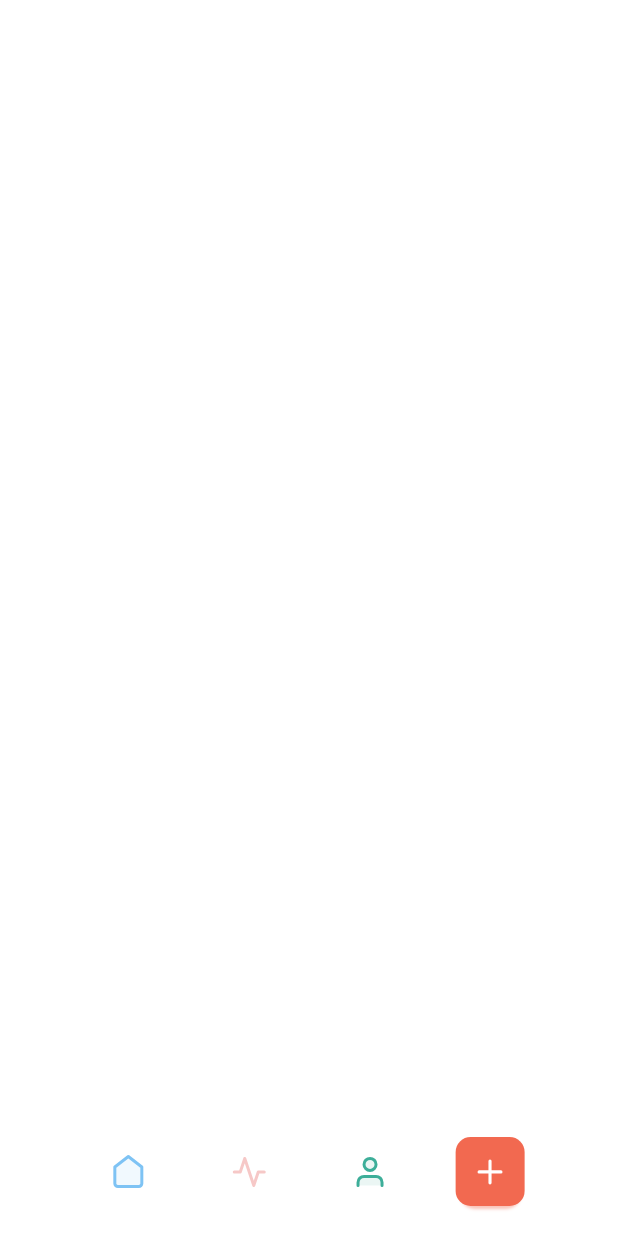
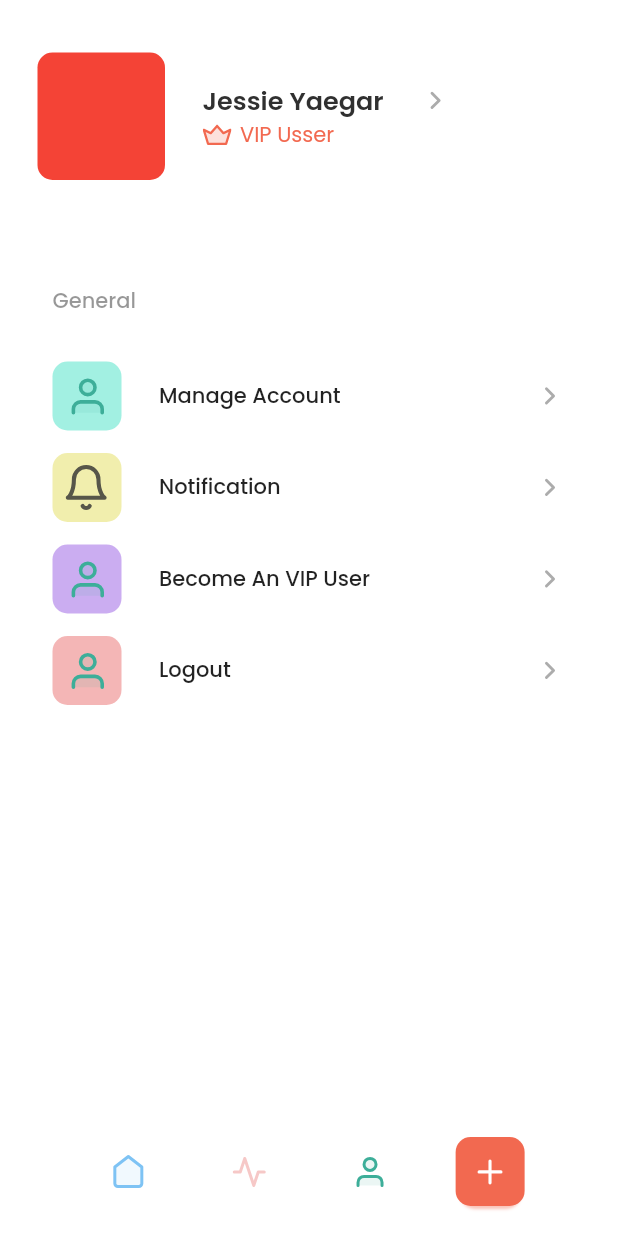
Before and after one commit to ifuncoding/tasky, a Flutter app: the screen it shows after launch, item 3 of the bottom bar chosen, on a phone screen of 412 x 824 dp. Run offline on Flutter 3.47's test engine with Material 2 defaults, Android fonts, the phone set to English and light mode, and no system bars; our stand-ins replace flutter_svg, get.

Commit message:
profile screen

```diff
--- a/lib/app/nav_screen.dart
+++ b/lib/app/nav_screen.dart
@@ -3,6 +3,7 @@ import 'package:flutter_svg/flutter_svg.dart';
 import 'package:tasky/views/styles/palette.dart';
 import 'package:tasky/views/ui/activity/activity_screen.dart';
 import 'package:tasky/views/ui/home/home_screen.dart';
+import 'package:tasky/views/ui/user/profile_screen.dart';
 
 class NavScreen extends StatefulWidget {
   @override
@@ -14,7 +15,7 @@ class _NavScreenState extends State<NavScreen> {
   final List<Widget> _screens = [
     HomeScreen(),
     ActivityScreen(),
-    Container(),
+    ProfileScreen(),
     Container(),
   ];
 
--- a/lib/views/ui/activity/activity_screen.dart
+++ b/lib/views/ui/activity/activity_screen.dart
@@ -1,10 +1,41 @@
 import 'package:flutter/material.dart';
+import 'package:flutter_svg/flutter_svg.dart';
+import 'package:provider/provider.dart';
+import 'package:tasky/app/zoom_scaffold.dart';
+import 'package:tasky/views/styles/palette.dart';
 
 class ActivityScreen extends StatelessWidget {
   @override
   Widget build(BuildContext context) {
     return Scaffold(
-
+      appBar: AppBar(
+        automaticallyImplyLeading: false,
+        elevation: 0.0,
+        title: Row(
+          children: [
+            GestureDetector(
+              onTap: () {
+                Provider.of<MenuController>(context, listen: true).toggle();
+              },
+              child: SvgPicture.asset(
+                'assets/icons/menu.svg',
+              ),
+            ),
+            Spacer(),
+            Container(
+              width: 46,
+              height: 46,
+              decoration: BoxDecoration(
+                color: Palette.bg_gray_100,
+                borderRadius: BorderRadius.circular(10.0),
+              ),
+              padding: EdgeInsets.all(12.0),
+              child: SvgPicture.asset('assets/icons/filter.svg'),
+            ),
+          ],
+        ),
+      ),
+      body: Container(),
     );
   }
 }
--- /dev/null
+++ b/lib/views/ui/user/profile_screen.dart
@@ -0,0 +1,166 @@
+import 'package:flutter/material.dart';
+import 'package:flutter_svg/flutter_svg.dart';
+import 'package:tasky/views/styles/palette.dart';
+import 'package:tasky/views/widgets/custom_text.dart';
+
+class ProfileScreen extends StatelessWidget {
+  @override
+  Widget build(BuildContext context) {
+    return Scaffold(
+      body: SafeArea(
+        child: Container(
+          child: SingleChildScrollView(
+            child: Container(
+              child: Column(
+                crossAxisAlignment: CrossAxisAlignment.stretch,
+                children: [
+                  Container(
+                    padding: EdgeInsets.symmetric(horizontal: 25, vertical: 35),
+                    child: Row(
+                      children: [
+                        Container(
+                          width: 85,
+                          height: 85,
+                          decoration: BoxDecoration(
+                            color: Colors.red,
+                            borderRadius: BorderRadius.circular(10),
+                          ),
+                        ),
+                        Container(
+                          padding: EdgeInsets.symmetric(horizontal: 25),
+                          child: Column(
+                            crossAxisAlignment: CrossAxisAlignment.start,
+                            children: [
+                              Row(
+                                children: [
+                                  CustomText(
+                                    'Jessie Yaegar',
+                                    fontSize: 17,
+                                    fontWeight: FontWeight.w600,
+                                  ),
+                                  SizedBox(width: 25),
+                                  Container(
+                                    width: 20,
+                                    height: 20,
+                                    child: SvgPicture.asset(
+                                        'assets/icons/chevron-up.svg'),
+                                  )
+                                ],
+                              ),
+                              Row(
+                                children: [
+                                  Container(
+                                    width: 20,
+                                    height: 20,
+                                    child: SvgPicture.asset(
+                                      'assets/icons/crown 1.svg',
+                                      color: Palette.primary,
+                                    ),
+                                  ),
+                                  SizedBox(width: 5),
+                                  CustomText(
+                                    'VIP Usser',
+                                    color: Palette.primary,
+                                  ),
+                                ],
+                              )
+                            ],
+                          ),
+                        ),
+                      ],
+                    ),
+                  ),
+                  Container(
+                    padding: EdgeInsets.symmetric(vertical: 35, horizontal: 35),
+                    child: Column(
+                      crossAxisAlignment: CrossAxisAlignment.start,
+                      children: [
+                        CustomText(
+                          'General',
+                          fontWeight: FontWeight.w500,
+                          color: Palette.text_primary.withOpacity(0.5),
+                        ),
+                        SizedBox(height: 30),
+                        ProfileTileItem(
+                          title: 'Manage Account',
+                          tileColor: Color(0xffA2F0E2),
+                        ),
+                        SizedBox(height: 15),
+                        ProfileTileItem(
+                          title: 'Notification',
+                          tileColor: Color(0xffF1EEAD),
+                          icon: 'assets/icons/ring.svg',
+                        ),
+                        SizedBox(height: 15),
+                        ProfileTileItem(
+                          title: 'Become An VIP User',
+                          tileColor: Color(0xffCBADF1),
+                        ),
+                        SizedBox(height: 15),
+                        ProfileTileItem(
+                          title: 'Logout',
+                          tileColor: Color(0xffF4B6B6),
+                        ),
+                      ],
+                    ),
+                  ),
+                ],
+              ),
+            ),
+          ),
+        ),
+      ),
+    );
+  }
+}
+
+class ProfileTileItem extends StatelessWidget {
+  final String title;
+  final Color tileColor;
+  final String icon;
+  final Widget action;
+
+  const ProfileTileItem({
+    Key key,
+    @required this.title,
+    this.tileColor = Palette.primary,
+    this.icon = 'assets/icons/user.svg',
+    this.action,
+  }) : super(key: key);
+
+  @override
+  Widget build(BuildContext context) {
+    return Container(
+      child: Row(
+        children: [
+          Container(
+            width: 46,
+            height: 46,
+            padding: EdgeInsets.all(8.0),
+            decoration: BoxDecoration(
+              color: tileColor,
+              borderRadius: BorderRadius.circular(10),
+            ),
+            child: SvgPicture.asset(icon),
+          ),
+          SizedBox(width: 25),
+          Text(
+            title,
+            style: TextStyle(
+              fontSize: 14,
+              fontWeight: FontWeight.w500,
+            ),
+          ),
+          Spacer(),
+          action != null
+              ? action
+              : Container(
+                  width: 20,
+                  height: 20,
+                  child: SvgPicture.asset('assets/icons/chevron-up.svg'),
+                ),
+        ],
+      ),
+    );
+  }
+}
```
Also changed, not shown: assets/icons/chevron-up.svg (added), assets/icons/crown 1.svg (added), assets/icons/filter.svg (added).
